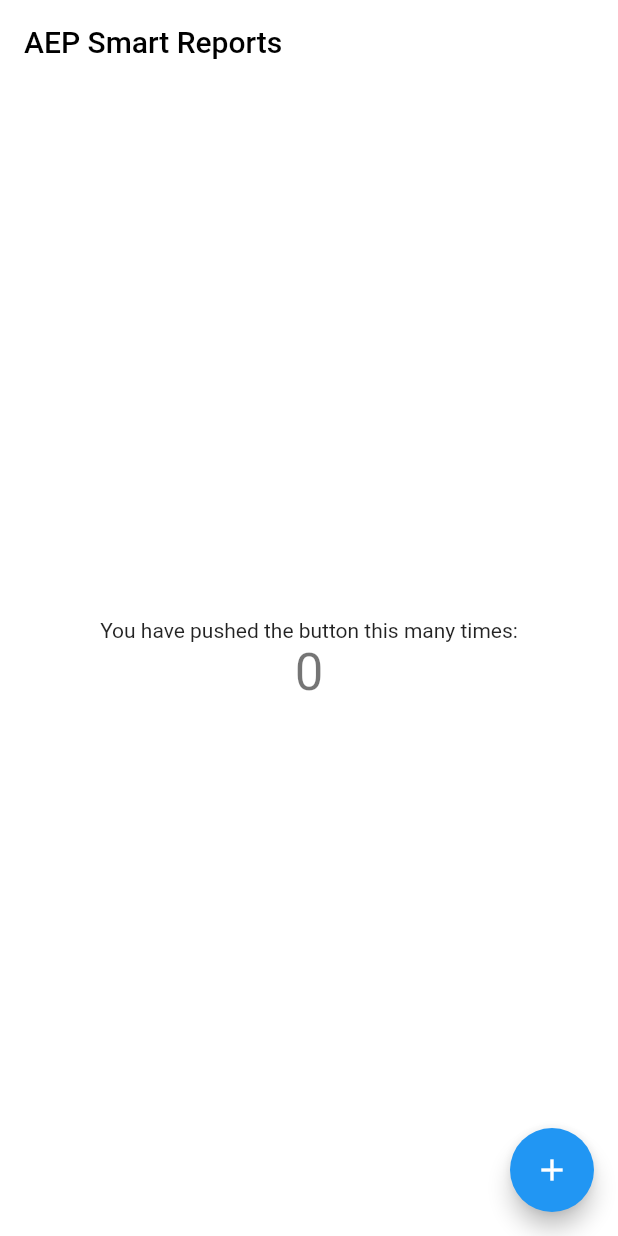
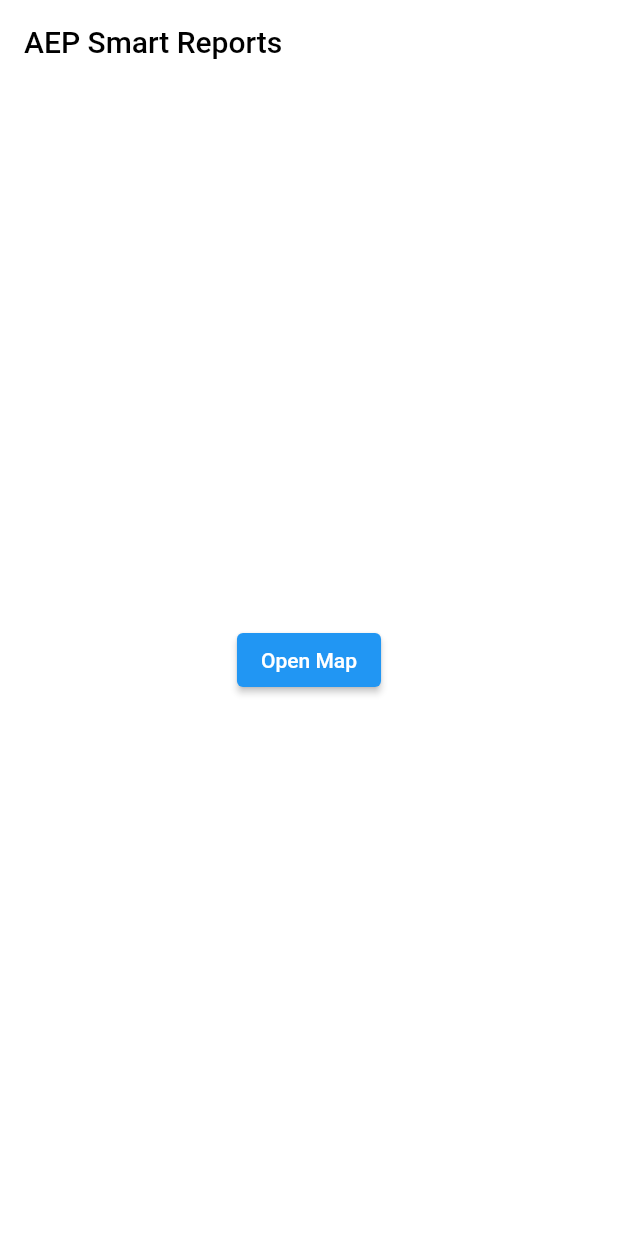
Before and after one commit to dhruvweaver/aep_smart_reports, a Flutter app: the screen it shows after launch, on a phone screen of 412 x 824 dp. Run offline on Flutter 3.47's test engine with Material 2 defaults, Android fonts, the phone set to English and light mode, and no system bars.

Commit message:
added open map button

```diff
--- a/lib/main.dart
+++ b/lib/main.dart
@@ -30,14 +30,6 @@ class MyHomePage extends StatefulWidget {
 }
 
 class _MyHomePageState extends State<MyHomePage> {
-  int _counter = 0;
-
-  void _incrementCounter() {
-    setState(() {
-      _counter++;
-    });
-  }
-
   @override
   Widget build(BuildContext context) {
     return Scaffold(
@@ -53,21 +45,13 @@ class _MyHomePageState extends State<MyHomePage> {
         child: Column(
           mainAxisAlignment: MainAxisAlignment.center,
           children: <Widget>[
-            const Text(
-              'You have pushed the button this many times:',
-            ),
-            Text(
-              '$_counter',
-              style: Theme.of(context).textTheme.headline4,
+            ElevatedButton(
+              onPressed: () {},
+              child: const Text('Open Map'),
             ),
           ],
         ),
       ),
-      floatingActionButton: FloatingActionButton(
-        onPressed: _incrementCounter,
-        tooltip: 'Increment',
-        child: const Icon(Icons.add),
-      ),
     );
   }
 }
```
